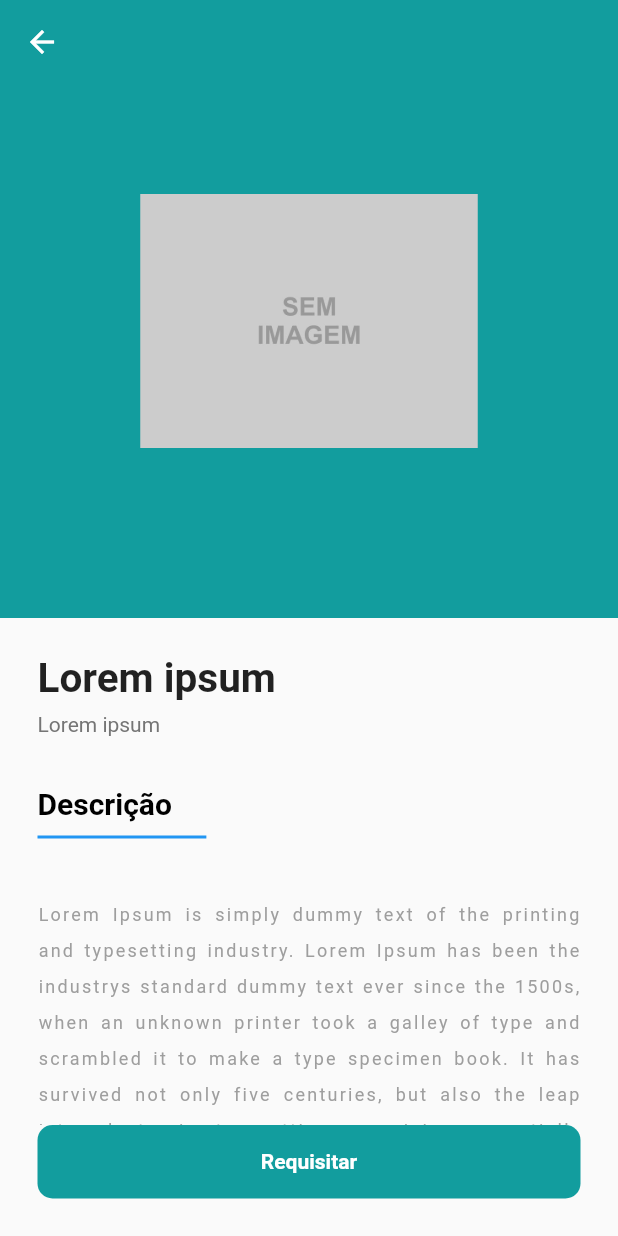
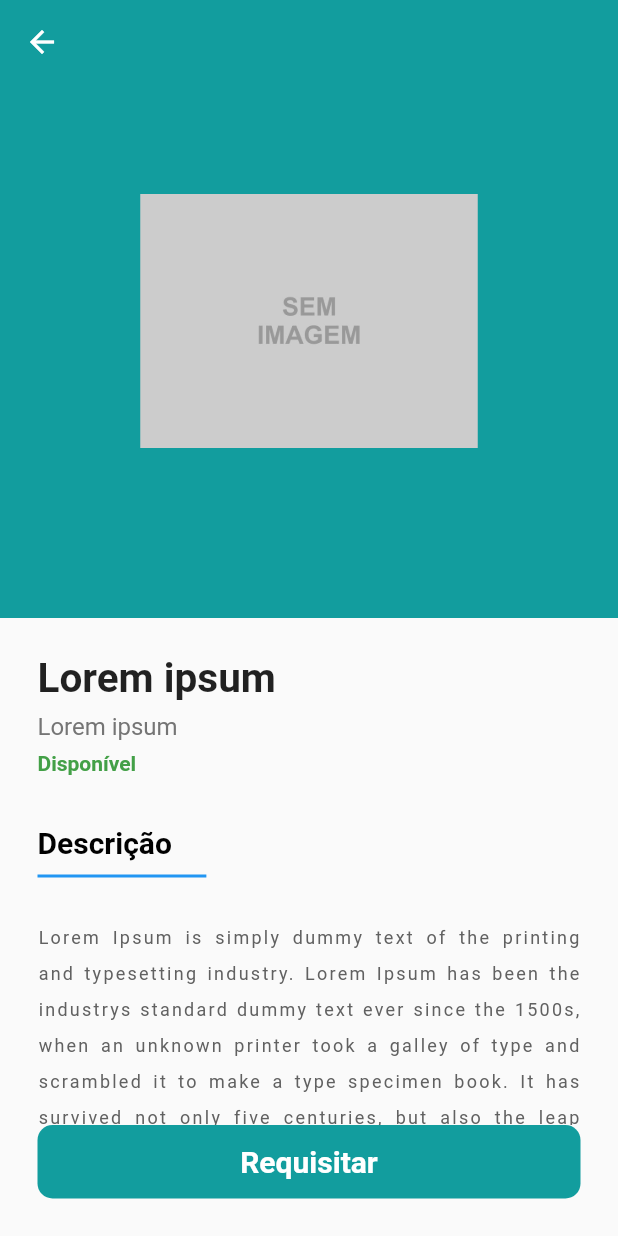
Before and after one commit to lodsa-ntos/TFC_a21505293_camarate_school_library_app, a Flutter app: the BookDetailScreen screen opened directly, on a phone screen of 412 x 824 dp. Run offline on Flutter 3.47's test engine with Material 2 defaults, Android fonts, the phone set to English and light mode, and no system bars; our stand-ins replace google_fonts, velocity_x; network calls fail; Roboto replaces fonts that are missing (Catamaran).

Commit message:
implementação botão requisitar

```diff
--- a/lib/prateleiras/prateleira_amarela/ecra_de_detalhes/book_details.dart
+++ b/lib/prateleiras/prateleira_amarela/ecra_de_detalhes/book_details.dart
@@ -1,9 +1,15 @@
 // ignore_for_file: deprecated_member_use
-
 import 'package:flutter/material.dart';
 import 'package:google_fonts/google_fonts.dart';
 
-class BookDetailScreen extends StatelessWidget {
+class BookDetailScreen extends StatefulWidget {
+  const BookDetailScreen({Key? key}) : super(key: key);
+
+  @override
+  _BookDetailScreenState createState() => _BookDetailScreenState();
+}
+
+class _BookDetailScreenState extends State<BookDetailScreen> {
   @override
   Widget build(BuildContext context) {
     return Scaffold(
@@ -14,11 +20,15 @@ class BookDetailScreen extends StatelessWidget {
         color: Colors.transparent,
         child: FlatButton(
           color: const Color.fromRGBO(18, 157, 158, 1),
-          onPressed: () {},
+          onPressed: () {
+            setState(() {
+              //print('sucesso');
+            });
+          },
           child: Text(
             'Requisitar',
             style: GoogleFonts.catamaran(
-              fontSize: 14,
+              fontSize: 20,
               fontWeight: FontWeight.w600,
               color: Colors.white,
             ),
@@ -32,6 +42,7 @@ class BookDetailScreen extends StatelessWidget {
       // ---> TERMINA EDIÇÃO BOTÃO REQUISITAR <---
 
       body: SafeArea(
+        // ignore: avoid_unnecessary_containers
         child: Container(
           child: CustomScrollView(
             slivers: <Widget>[
@@ -91,15 +102,26 @@ class BookDetailScreen extends StatelessWidget {
                       child: Text(
                         'Lorem ipsum',
                         style: GoogleFonts.catamaran(
-                          fontSize: 14,
+                          fontSize: 16,
                           fontWeight: FontWeight.w400,
                           color: Colors.grey.shade600,
                         ),
                       ),
                     ),
+                    Padding(
+                      padding: const EdgeInsets.only(top: 7, left: 25),
+                      child: Text(
+                        'Disponível',
+                        style: GoogleFonts.catamaran(
+                          fontSize: 14,
+                          fontWeight: FontWeight.bold,
+                          color: Colors.green.shade600,
+                        ),
+                      ),
+                    ),
                     Container(
                       height: 45,
-                      margin: const EdgeInsets.only(top: 23, bottom: 36),
+                      margin: const EdgeInsets.only(top: 23, bottom: 25),
                       padding: const EdgeInsets.only(left: 25),
                       child: DefaultTabController(
                         length: 1,
@@ -126,14 +148,15 @@ class BookDetailScreen extends StatelessWidget {
                         ),
                       ),
                     ),
-                    const Padding(
-                      padding: EdgeInsets.only(left: 25, right: 25, bottom: 25),
+                    Padding(
+                      padding: const EdgeInsets.only(
+                          left: 25, right: 25, bottom: 25),
                       child: Text(
                         'Lorem Ipsum is simply dummy text of the printing and typesetting industry. Lorem Ipsum has been the industrys standard dummy text ever since the 1500s, when an unknown printer took a galley of type and scrambled it to make a type specimen book. It has survived not only five centuries, but also the leap into electronic typesetting, remaining essentially unchanged. It was popularised in the 1960s with the release of Letraset sheets containing Lorem Ipsum passages, and more recently with desktop publishing software like Aldus PageMaker including versions of Lorem Ipsum.',
                         style: TextStyle(
                           fontSize: 12,
                           fontWeight: FontWeight.w400,
-                          color: Colors.grey,
+                          color: Colors.grey.shade700,
                           letterSpacing: 1.5,
                           height: 2,
                         ),
```
Also changed, not shown: lib/paginas/home_screen.dart (+18 -14 lines), lib/prateleiras/prateleira_amarela/book_content_yellow.dart (+7 -5 lines), lib/requisitados/borrowed_books.dart (added, +13 -0 lines), lib/requisitados/borrowed_shelf.dart (added, +44 -0 lines), 1 other file.
